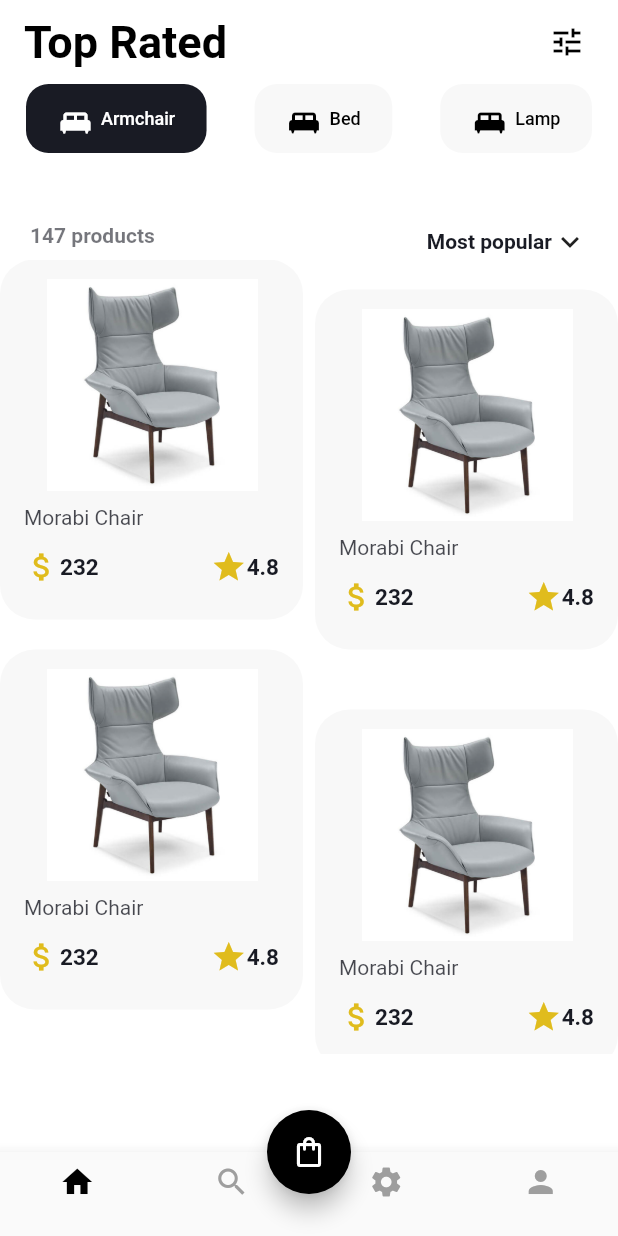
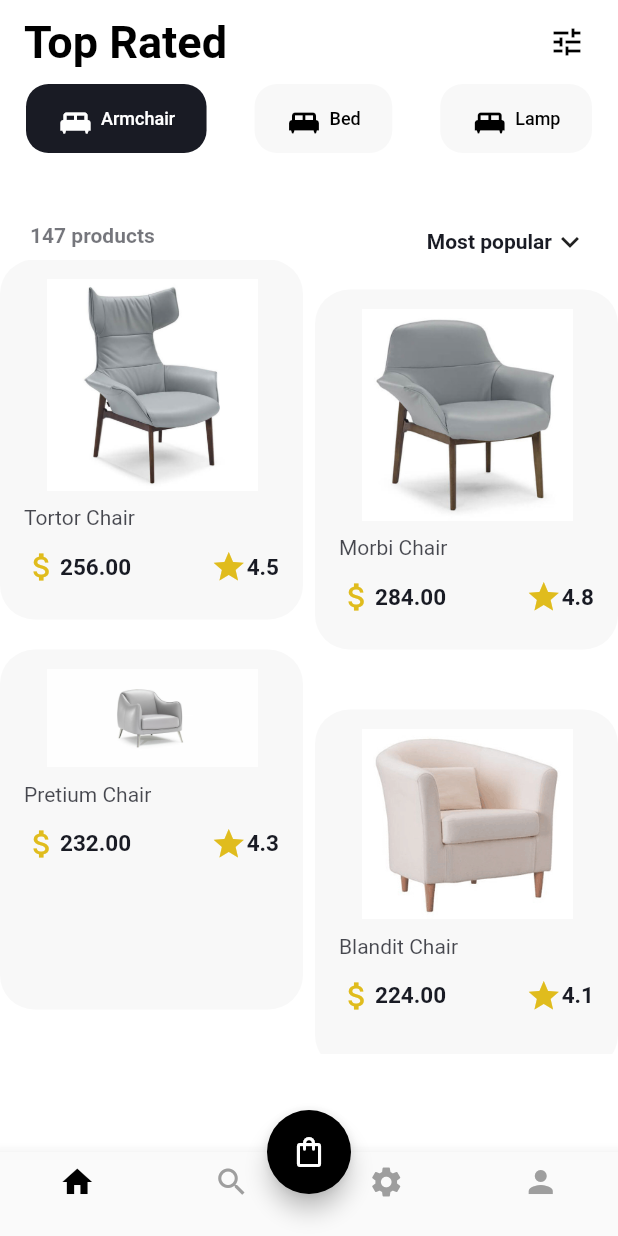
Before and after one commit to Adithyan2295/CenterSourceMachineTest, a Flutter app: the screen it shows after launch, on a phone screen of 412 x 824 dp. Run offline on Flutter 3.47's test engine with Material 2 defaults, Android fonts, the phone set to English and light mode, and no system bars.

Commit message:
Home card UI

```diff
--- a/Cs/lib/HomePage/homePage.dart
+++ b/Cs/lib/HomePage/homePage.dart
@@ -9,6 +9,7 @@ class HomePage extends StatefulWidget {
 class _HomePageState extends State<HomePage> {
   int _selectedIndex = 0;
   int selectdTopBarIndex = 0;
+  Map<String, dynamic> furniture = {};
   var childern = [
     Container(
       child: Image.asset('assets/1.png'),
@@ -24,6 +25,12 @@ class _HomePageState extends State<HomePage> {
     setState(() {
       _selectedIndex = index;
     });
+  }
+
+  @override
+  void initState() {
+    super.initState();
+    loadData();
   }
 
   @override
@@ -216,54 +223,79 @@ class _HomePageState extends State<HomePage> {
 
   gridview() {
     return Container(
-      height: MediaQuery.of(context).size.height - (MediaQuery.of(context).size.height /2.8),
+      height: MediaQuery.of(context).size.height -
+          (MediaQuery.of(context).size.height / 2.8),
       width: MediaQuery.of(context).size.width,
-      child: MasonryGridView.count(physics: AlwaysScrollableScrollPhysics(),
+      child: MasonryGridView.count(
+          physics: AlwaysScrollableScrollPhysics(),
           // padding: const EdgeInsets.all(12.0),
           crossAxisCount: 2,
           mainAxisSpacing: 20,
-  crossAxisSpacing: 8,
-          itemCount: 4,
+          crossAxisSpacing: 8,
+          itemCount: furniture.keys.length,
           itemBuilder: (BuildContext context, int index) {
             return GridTile(
               child: Container(
                 height: 240,
-                decoration: BoxDecoration(borderRadius: BorderRadius.all(Radius.circular(23)),
-                color: Color.fromRGBO(248, 248, 248, 1),),
-                margin: index % 2 == 0 ? EdgeInsets.only(top:0,):EdgeInsets.only(top:20,),
+                decoration: BoxDecoration(
+                  borderRadius: BorderRadius.all(Radius.circular(23)),
+                  color: Color.fromRGBO(248, 248, 248, 1),
+                ),
+                margin: index % 2 == 0
+                    ? EdgeInsets.only(
+                        top: 0,
+                      )
+                    : EdgeInsets.only(
+                        top: 20,
+                      ),
                 child: Column(
                   crossAxisAlignment: CrossAxisAlignment.start,
                   children: [
                     Container(
-                      padding: EdgeInsets.only(left: 31,right: 30,top: 13),
-                      child: Image.asset('assets/1.png')),
+                        padding: EdgeInsets.only(left: 31, right: 30, top: 13),
+                        child: Image.asset(furniture[furniture.keys.toList()[index]]["image"])),
                     Container(
-                      padding: EdgeInsets.only(left: 16,top: 10),
-                      child: Text("Morabi Chair",
-                      style:TextStyle(color: Color.fromRGBO(25, 27, 36, 0.8)),),
+                      padding: EdgeInsets.only(left: 16, top: 10),
+                      child: Text(
+                        furniture.keys.toList()[index].toString(),
+                        style:
+                            TextStyle(color: Color.fromRGBO(25, 27, 36, 0.8)),
+                      ),
                     ),
                     Container(
-                      padding: EdgeInsets.only(top: 13,left: 16,right: 16),
+                      padding: EdgeInsets.only(top: 13, left: 16, right: 16),
                       child: Row(
                         crossAxisAlignment: CrossAxisAlignment.center,
                         mainAxisAlignment: MainAxisAlignment.spaceBetween,
                         children: [
                           Row(
                             children: [
-                              Icon(Icons.attach_money_outlined,color: Color.fromRGBO(224, 188, 29, 1),),
-                              Text("232",
-                              style:TextStyle(color: Color.fromRGBO(25, 27, 36, 1),
-                              fontSize: 15,
-                              fontWeight: FontWeight.w600),),
+                              Icon(
+                                Icons.attach_money_outlined,
+                                color: Color.fromRGBO(224, 188, 29, 1),
+                              ),
+                              Text(
+                                furniture[furniture.keys.toList()[index]]["price"],
+                                style: TextStyle(
+                                    color: Color.fromRGBO(25, 27, 36, 1),
+                                    fontSize: 15,
+                                    fontWeight: FontWeight.w600),
+                              ),
                             ],
                           ),
                           Row(
                             children: [
-                              Icon(Icons.star,color: Color.fromRGBO(224, 188, 29, 1),),
-                              Text("4.8",
-                              style:TextStyle(color: Color.fromRGBO(25, 27, 36, 1),
-                              fontSize: 15,
-                              fontWeight: FontWeight.w600),),
+                              Icon(
+                                Icons.star,
+                                color: Color.fromRGBO(224, 188, 29, 1),
+                              ),
+                              Text(
+                                furniture[furniture.keys.toList()[index]]["rating"],
+                                style: TextStyle(
+                                    color: Color.fromRGBO(25, 27, 36, 1),
+                                    fontSize: 15,
+                                    fontWeight: FontWeight.w600),
+                              ),
                             ],
                           )
                         ],
@@ -276,4 +308,29 @@ class _HomePageState extends State<HomePage> {
           }),
     );
   }
+
+  void loadData() {
+    furniture = {
+      "Tortor Chair": {
+        "image": "assets/1.png",
+        "price":"256.00",
+        "rating": "4.5"
+      },
+      "Morbi Chair": {
+        "image": "assets/2.png",
+        "price":"284.00",
+        "rating": "4.8"
+      },
+      "Pretium Chair": {
+        "image": "assets/3.png",
+        "price":"232.00",
+        "rating": "4.3"
+      },
+      "Blandit Chair": {
+        "image": "assets/4.png",
+        "price":"224.00",
+        "rating": "4.1"
+      }
+    };
+  }
 }
--- /dev/null
+++ b/Cs/lib/HomePage/homePageModel.dart
@@ -0,0 +1,6 @@
+class HomePageModel {
+  String name;
+  String image;
+  double price;
+  double rating;
+}
```
Also changed, not shown: 1 other file.
